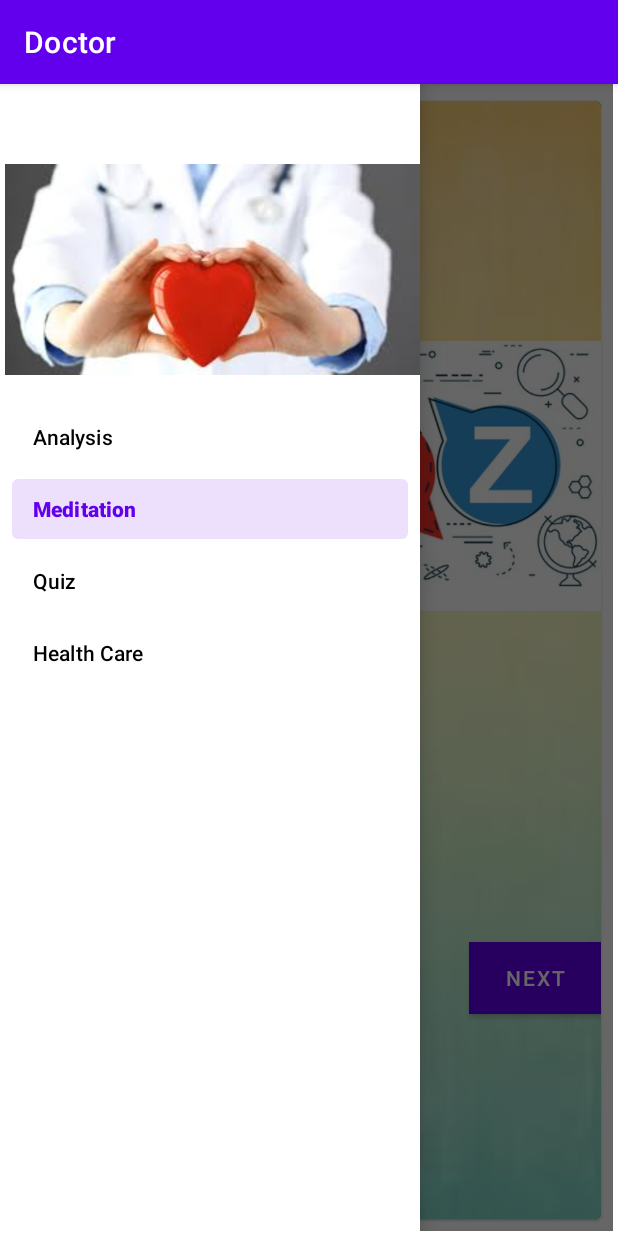
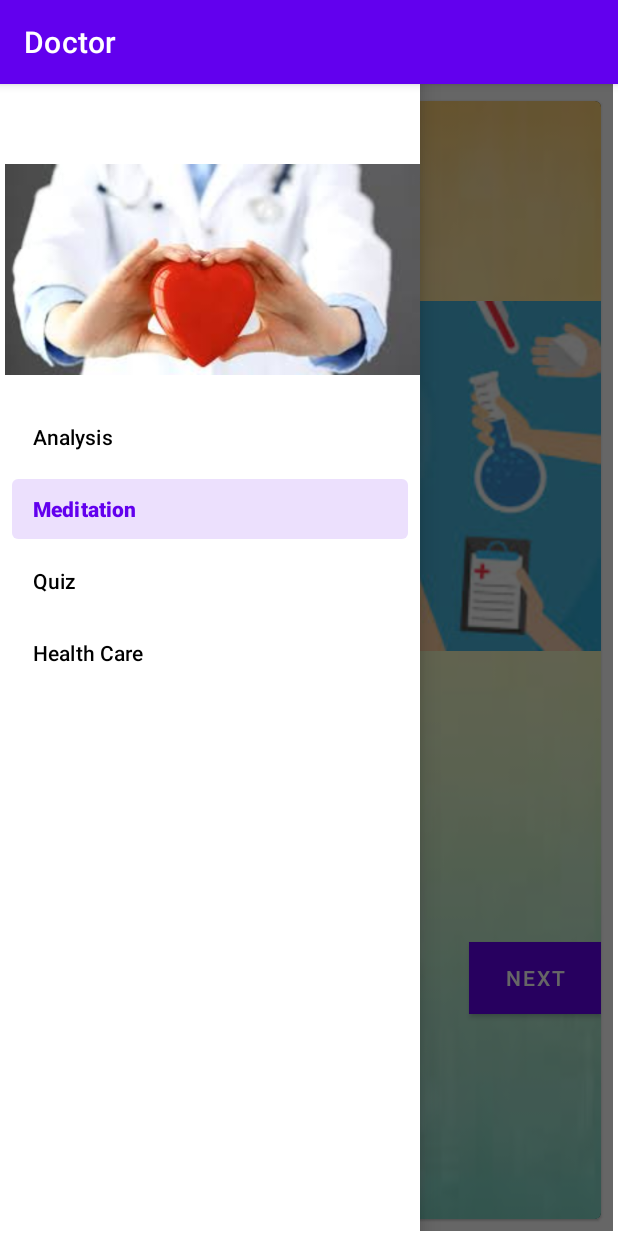
Before and after one commit to VishalKumar1111/Healthy_Life_App, an Android app: the Quiz screen opened through its navigation route, in the side drawer, after a tap on "Meditation", on a phone screen of 412 x 824 dp. Run offline under Robolectric (Android 15) with nearby library versions, the phone set to English and light mode, and no system bars; our stand-ins replace Firebase (no records; nobody signed in at launch, a user with empty details on screens opened directly).

Commit message:
FOurth update

```diff
--- a/app/src/main/java/com/example/doctor/CardView.kt
+++ b/app/src/main/java/com/example/doctor/CardView.kt
@@ -22,6 +22,7 @@ class CardView : Fragment(R.layout.fragment_card_view) {
         val imganalysis=view.findViewById<ImageView>(R.id.img_analysis)
         val imgquiz=view.findViewById<ImageView>(R.id.img_quiz)
         val imgmeditation=view.findViewById<ImageView>(R.id.img_meditation)
+        val imghealth=view.findViewById<ImageView>(R.id.img_health)
         imganalysis.setOnClickListener{
             Navigation.findNavController(view).navigate(R.id.action_cardView_to_analys)
         }
@@ -34,5 +35,8 @@ class CardView : Fragment(R.layout.fragment_card_view) {
         img_yoga.setOnClickListener {
             Navigation.findNavController(view).navigate(R.id.action_cardView_to_yoga)
         }
+        imghealth.setOnClickListener {
+            Navigation.findNavController(view).navigate(R.id.action_cardView_to_care)
+        }
          }
     }
--- a/app/src/main/java/com/example/doctor/Health.kt
+++ b/app/src/main/java/com/example/doctor/Health.kt
@@ -9,16 +9,18 @@ import android.widget.Button
 import androidx.navigation.Navigation
 
 
-class Health : Fragment() {
+class Health : Fragment(R.layout.fragment_health) {
 
-    override fun onCreateView(
-        inflater: LayoutInflater, container: ViewGroup?,
-        savedInstanceState: Bundle?
-    ): View? {
-        // Inflate the layout for this fragment
-       val view=inflater.inflate(R.layout.fragment_health, container, false)
-        view.findViewById<Button>(R.id.btn_health).setOnClickListener { Navigation.findNavController(view).navigate(R.id.action_health_to_cardView) }
-        return view
+    override fun onViewCreated(view: View, savedInstanceState: Bundle?) {
+        super.onViewCreated(view, savedInstanceState)
+
+        val heal=view.findViewById<Button>(R.id.btn_health)
+        heal.setOnClickListener {
+            Navigation.findNavController(view).navigate(R.id.action_health_to_cardView)
+        }
+
+
+
     }
 
         }
--- a/app/src/main/java/com/example/doctor/Quiz.kt
+++ b/app/src/main/java/com/example/doctor/Quiz.kt
@@ -6,16 +6,16 @@ import android.view.LayoutInflater
 import android.view.View
 import android.view.ViewGroup
 import android.widget.Button
+import android.widget.ImageView
 import androidx.navigation.Navigation
 
-class Quiz : Fragment() {
-    override fun onCreateView(
-        inflater: LayoutInflater, container: ViewGroup?,
-        savedInstanceState: Bundle?
-    ): View? {
-        // Inflate the layout for this fragment
-        val view=inflater.inflate(R.layout.fragment_quiz, container, false)
-        view.findViewById<Button>(R.id.btn_quiz).setOnClickListener { Navigation.findNavController(view).navigate(R.id.action_quiz_to_health)   }
-        return view
+class Quiz : Fragment(R.layout.fragment_health) {
+    override fun onViewCreated(view: View, savedInstanceState: Bundle?) {
+        super.onViewCreated(view, savedInstanceState)
+        val health=view.findViewById<Button>(R.id.btn_health)
+
+        health.setOnClickListener{
+            Navigation.findNavController(view).navigate(R.id.action_quiz_to_health)
+        }
     }
 }
--- a/app/src/main/java/com/example/doctor/Yoga.kt
+++ b/app/src/main/java/com/example/doctor/Yoga.kt
@@ -15,16 +15,16 @@ class Yoga : Fragment(R.layout.fragment_yoga) {
         val imgdhanurasana=view.findViewById<ImageView>(R.id.dhanura)
         val imgvakrasana=view.findViewById<ImageView>(R.id.vakras)
         imgsukhasana.setOnClickListener{
-            Navigation.findNavController(view).navigate(R.id.action_yoga_to_sukhasana)
+            Navigation.findNavController(view).navigate(R.id.action_yoga_to_sukhas)
         }
         imgkakasana.setOnClickListener{
-            Navigation.findNavController(view).navigate(R.id.action_yoga_to_kakasana)
+            Navigation.findNavController(view).navigate(R.id.action_yoga_to_kakas)
         }
         imgdhanurasana.setOnClickListener{
-            Navigation.findNavController(view).navigate(R.id.action_yoga_to_dhanurasana)
+            Navigation.findNavController(view).navigate(R.id.action_yoga_to_dhanura)
         }
         imgvakrasana.setOnClickListener{
-            Navigation.findNavController(view).navigate(R.id.action_yoga_to_vakrasana)
+            Navigation.findNavController(view).navigate(R.id.action_yoga_to_vakras)
         }
 
     }
--- a/app/src/main/res/navigation/nav_graph.xml
+++ b/app/src/main/res/navigation/nav_graph.xml
@@ -38,6 +38,7 @@
         android:name="com.example.doctor.Quiz"
         android:label="fragment_quiz"
         tools:layout="@layout/fragment_quiz" >
+
         <action
             android:id="@+id/action_quiz_to_health"
             app:destination="@id/health" />
@@ -70,8 +71,12 @@
             android:id="@+id/action_cardView_to_yoga"
             app:destination="@id/yoga" />
         <action
+            android:id="@+id/action_cardView_self"
+            app:destination="@id/cardView" />
+        <action
             android:id="@+id/action_cardView_to_care"
             app:destination="@id/care" />
+
     </fragment>
     <fragment
         android:id="@+id/quizes2"
@@ -93,18 +98,19 @@
             android:name="com.example.doctor.Yoga"
             android:label="Yoga"
             tools:layout="@layout/fragment_yoga">
+
         <action
-            android:id="@+id/action_yoga_to_kakasana"
-            app:destination="@id/kakas" />
+            android:id="@+id/action_yoga_to_sukhas"
+            app:destination="@id/sukhas" />
         <action
-            android:id="@+id/action_yoga_to_vakrasana"
+            android:id="@+id/action_yoga_to_dhanura"
+            app:destination="@id/dhanura" />
+        <action
+            android:id="@+id/action_yoga_to_vakras"
             app:destination="@id/vakras" />
         <action
-            android:id="@+id/action_yoga_to_sukhasana"
-            app:destination="@id/sukhas" />
-        <action
-            android:id="@+id/action_yoga_to_dhanurasana"
-            app:destination="@id/dhanura" />
+            android:id="@+id/action_yoga_to_kakas"
+            app:destination="@id/kakas" />
     </fragment>
         <fragment
             android:id="@+id/kakas"
```
